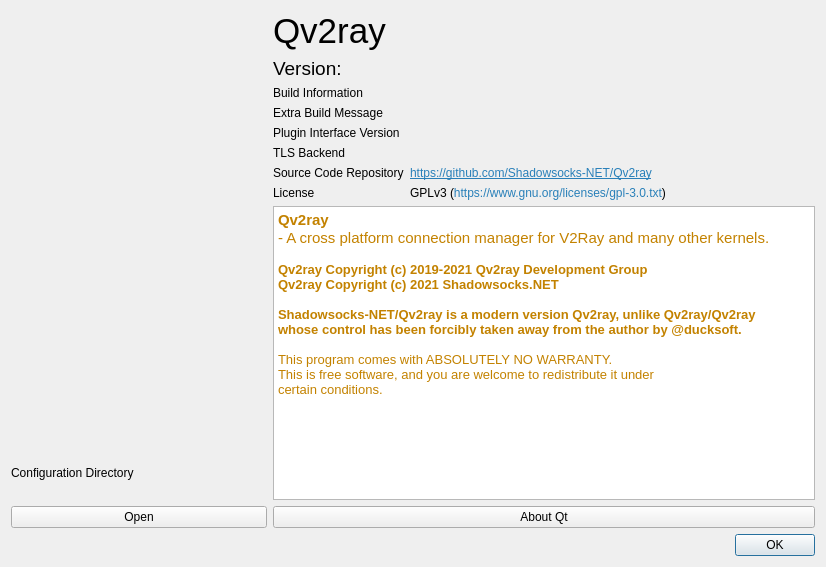
Qt form ssnet-qv2ray/src/ui/windows/w_AboutWindow.ui (bolucat/Archive) before a commit.
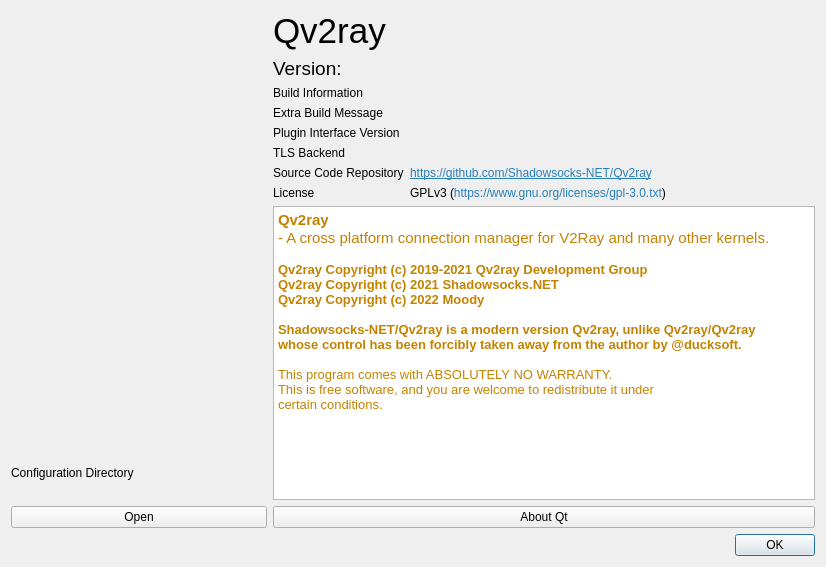
The same form after that commit. Icons and pictures are not drawn.

The edit to the form file:
```diff
--- a/ssnet-qv2ray/src/ui/windows/w_AboutWindow.ui
+++ b/ssnet-qv2ray/src/ui/windows/w_AboutWindow.ui
@@ -316,22 +316,23 @@
        </property>
        <property name="html">
         <string>&lt;!DOCTYPE HTML PUBLIC &quot;-//W3C//DTD HTML 4.0//EN&quot; &quot;http://www.w3.org/TR/REC-html40/strict.dtd&quot;&gt;
-&lt;html&gt;&lt;head&gt;&lt;meta name=&quot;qrichtext&quot; content=&quot;1&quot; /&gt;&lt;style type=&quot;text/css&quot;&gt;
+&lt;html&gt;&lt;head&gt;&lt;meta name=&quot;qrichtext&quot; content=&quot;1&quot; /&gt;&lt;meta charset=&quot;utf-8&quot; /&gt;&lt;style type=&quot;text/css&quot;&gt;
 p, li { white-space: pre-wrap; }
-&lt;/style&gt;&lt;/head&gt;&lt;body style=&quot; font-size:8.25pt; font-weight:400; font-style:normal;&quot;&gt;
+&lt;/style&gt;&lt;/head&gt;&lt;body style=&quot; font-family:'WenQuanYi Micro Hei'; font-size:10pt; font-weight:300; font-style:normal;&quot;&gt;
 &lt;p style=&quot; margin-top:0px; margin-bottom:0px; margin-left:0px; margin-right:0px; -qt-block-indent:0; text-indent:0px;&quot;&gt;&lt;span style=&quot; font-size:11pt; font-weight:600; color:#c38200;&quot;&gt;Qv2ray&lt;/span&gt;&lt;/p&gt;
-&lt;p style=&quot; margin-top:0px; margin-bottom:0px; margin-left:0px; margin-right:0px; -qt-block-indent:0; text-indent:0px;&quot;&gt;&lt;span style=&quot; font-size:11pt; color:#c38200;&quot;&gt;- A cross platform connection manager for V2Ray and many other kernels.&lt;/span&gt;&lt;/p&gt;
-&lt;p style=&quot;-qt-paragraph-type:empty; margin-top:0px; margin-bottom:0px; margin-left:0px; margin-right:0px; -qt-block-indent:0; text-indent:0px; font-size:10pt; font-weight:600; color:#c38200;&quot;&gt;&lt;br /&gt;&lt;/p&gt;
-&lt;p style=&quot; margin-top:0px; margin-bottom:0px; margin-left:0px; margin-right:0px; -qt-block-indent:0; text-indent:0px;&quot;&gt;&lt;span style=&quot; font-size:10pt; font-weight:600; color:#c38200;&quot;&gt;Qv2ray Copyright (c) 2019-2021 Qv2ray Development Group&lt;/span&gt;&lt;/p&gt;
-&lt;p style=&quot; margin-top:0px; margin-bottom:0px; margin-left:0px; margin-right:0px; -qt-block-indent:0; text-indent:0px;&quot;&gt;&lt;span style=&quot; font-size:10pt; font-weight:600; color:#c38200;&quot;&gt;Qv2ray Copyright (c) 2021 Shadowsocks.NET&lt;/span&gt;&lt;/p&gt;
-&lt;p style=&quot;-qt-paragraph-type:empty; margin-top:0px; margin-bottom:0px; margin-left:0px; margin-right:0px; -qt-block-indent:0; text-indent:0px; font-size:10pt; font-weight:600; color:#c38200;&quot;&gt;&lt;br /&gt;&lt;/p&gt;
-&lt;p style=&quot; margin-top:0px; margin-bottom:0px; margin-left:0px; margin-right:0px; -qt-block-indent:0; text-indent:0px;&quot;&gt;&lt;span style=&quot; font-size:10pt; font-weight:600; color:#c38200;&quot;&gt;Shadowsocks-NET/Qv2ray is a modern version Qv2ray, unlike Qv2ray/Qv2ray &lt;/span&gt;&lt;/p&gt;
-&lt;p style=&quot; margin-top:0px; margin-bottom:0px; margin-left:0px; margin-right:0px; -qt-block-indent:0; text-indent:0px;&quot;&gt;&lt;span style=&quot; font-size:10pt; font-weight:600; color:#c38200;&quot;&gt;whose control has been forcibly taken away from the author by @ducksoft.&lt;/span&gt;&lt;/p&gt;
-&lt;p style=&quot;-qt-paragraph-type:empty; margin-top:0px; margin-bottom:0px; margin-left:0px; margin-right:0px; -qt-block-indent:0; text-indent:0px; font-size:10pt; font-weight:600; color:#c38200;&quot;&gt;&lt;br /&gt;&lt;/p&gt;
-&lt;p style=&quot; margin-top:0px; margin-bottom:0px; margin-left:0px; margin-right:0px; -qt-block-indent:0; text-indent:0px;&quot;&gt;&lt;span style=&quot; font-size:10pt; color:#c38200;&quot;&gt;This program comes with ABSOLUTELY NO WARRANTY. &lt;/span&gt;&lt;/p&gt;
-&lt;p style=&quot; margin-top:0px; margin-bottom:0px; margin-left:0px; margin-right:0px; -qt-block-indent:0; text-indent:0px;&quot;&gt;&lt;span style=&quot; font-size:10pt; color:#c38200;&quot;&gt;This is free software, and you are welcome to redistribute it under&lt;/span&gt;&lt;/p&gt;
-&lt;p style=&quot; margin-top:0px; margin-bottom:0px; margin-left:0px; margin-right:0px; -qt-block-indent:0; text-indent:0px;&quot;&gt;&lt;span style=&quot; font-size:10pt; color:#c38200;&quot;&gt;certain conditions. &lt;/span&gt;&lt;/p&gt;
-&lt;p style=&quot;-qt-paragraph-type:empty; margin-top:0px; margin-bottom:0px; margin-left:0px; margin-right:0px; -qt-block-indent:0; text-indent:0px; font-size:10pt;&quot;&gt;&lt;br /&gt;&lt;/p&gt;&lt;/body&gt;&lt;/html&gt;</string>
+&lt;p style=&quot; margin-top:0px; margin-bottom:0px; margin-left:0px; margin-right:0px; -qt-block-indent:0; text-indent:0px;&quot;&gt;&lt;span style=&quot; font-size:11pt; font-weight:400; color:#c38200;&quot;&gt;- A cross platform connection manager for V2Ray and many other kernels.&lt;/span&gt;&lt;/p&gt;
+&lt;p style=&quot;-qt-paragraph-type:empty; margin-top:0px; margin-bottom:0px; margin-left:0px; margin-right:0px; -qt-block-indent:0; text-indent:0px; font-weight:600; color:#c38200;&quot;&gt;&lt;br /&gt;&lt;/p&gt;
+&lt;p style=&quot; margin-top:0px; margin-bottom:0px; margin-left:0px; margin-right:0px; -qt-block-indent:0; text-indent:0px;&quot;&gt;&lt;span style=&quot; font-weight:600; color:#c38200;&quot;&gt;Qv2ray Copyright (c) 2019-2021 Qv2ray Development Group&lt;/span&gt;&lt;/p&gt;
+&lt;p style=&quot; margin-top:0px; margin-bottom:0px; margin-left:0px; margin-right:0px; -qt-block-indent:0; text-indent:0px;&quot;&gt;&lt;span style=&quot; font-weight:600; color:#c38200;&quot;&gt;Qv2ray Copyright (c) 2021 Shadowsocks.NET&lt;/span&gt;&lt;/p&gt;
+&lt;p style=&quot; margin-top:0px; margin-bottom:0px; margin-left:0px; margin-right:0px; -qt-block-indent:0; text-indent:0px;&quot;&gt;&lt;span style=&quot; font-weight:600; color:#c38200;&quot;&gt;Qv2ray Copyright (c) 2022 Moody&lt;/span&gt;&lt;/p&gt;
+&lt;p style=&quot;-qt-paragraph-type:empty; margin-top:0px; margin-bottom:0px; margin-left:0px; margin-right:0px; -qt-block-indent:0; text-indent:0px; font-weight:600; color:#c38200;&quot;&gt;&lt;br /&gt;&lt;/p&gt;
+&lt;p style=&quot; margin-top:0px; margin-bottom:0px; margin-left:0px; margin-right:0px; -qt-block-indent:0; text-indent:0px;&quot;&gt;&lt;span style=&quot; font-weight:600; color:#c38200;&quot;&gt;Shadowsocks-NET/Qv2ray is a modern version Qv2ray, unlike Qv2ray/Qv2ray &lt;/span&gt;&lt;/p&gt;
+&lt;p style=&quot; margin-top:0px; margin-bottom:0px; margin-left:0px; margin-right:0px; -qt-block-indent:0; text-indent:0px;&quot;&gt;&lt;span style=&quot; font-weight:600; color:#c38200;&quot;&gt;whose control has been forcibly taken away from the author by @ducksoft.&lt;/span&gt;&lt;/p&gt;
+&lt;p style=&quot;-qt-paragraph-type:empty; margin-top:0px; margin-bottom:0px; margin-left:0px; margin-right:0px; -qt-block-indent:0; text-indent:0px; font-weight:600; color:#c38200;&quot;&gt;&lt;br /&gt;&lt;/p&gt;
+&lt;p style=&quot; margin-top:0px; margin-bottom:0px; margin-left:0px; margin-right:0px; -qt-block-indent:0; text-indent:0px;&quot;&gt;&lt;span style=&quot; font-weight:400; color:#c38200;&quot;&gt;This program comes with ABSOLUTELY NO WARRANTY. &lt;/span&gt;&lt;/p&gt;
+&lt;p style=&quot; margin-top:0px; margin-bottom:0px; margin-left:0px; margin-right:0px; -qt-block-indent:0; text-indent:0px;&quot;&gt;&lt;span style=&quot; font-weight:400; color:#c38200;&quot;&gt;This is free software, and you are welcome to redistribute it under&lt;/span&gt;&lt;/p&gt;
+&lt;p style=&quot; margin-top:0px; margin-bottom:0px; margin-left:0px; margin-right:0px; -qt-block-indent:0; text-indent:0px;&quot;&gt;&lt;span style=&quot; font-weight:400; color:#c38200;&quot;&gt;certain conditions. &lt;/span&gt;&lt;/p&gt;
+&lt;p style=&quot;-qt-paragraph-type:empty; margin-top:0px; margin-bottom:0px; margin-left:0px; margin-right:0px; -qt-block-indent:0; text-indent:0px; font-weight:400;&quot;&gt;&lt;br /&gt;&lt;/p&gt;&lt;/body&gt;&lt;/html&gt;</string>
        </property>
        <property name="placeholderText">
         <string notr="true"/>
```
